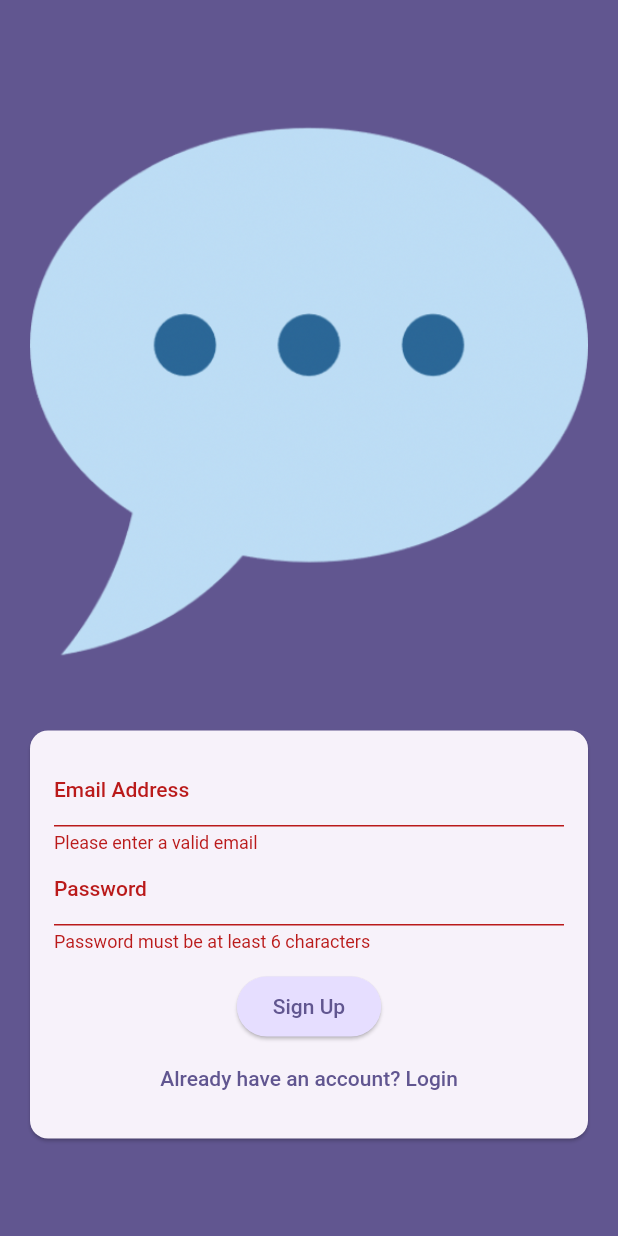
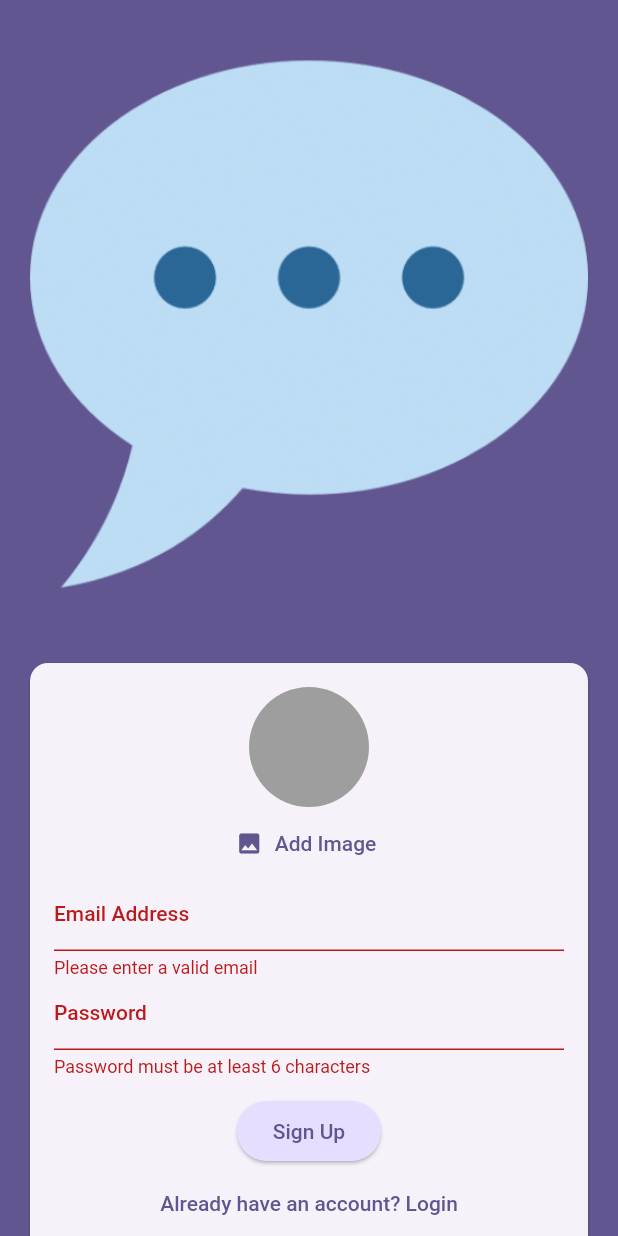
Before and after one commit to ivantrj/flutter_chat_app, a Flutter app: the screen it shows after launch, after a tap on "Login", after a tap on "Create an account", on a phone screen of 412 x 824 dp. Run offline on Flutter 3.47's test engine with Material 2 defaults, Android fonts, the phone set to English and light mode, and no system bars; our stand-ins replace firebase_auth, firebase_core, image_picker; accounts and stored records are empty.

Commit message:
add image picker for new users

```diff
--- a/lib/screens/auth.dart
+++ b/lib/screens/auth.dart
@@ -1,5 +1,6 @@
 import 'package:firebase_auth/firebase_auth.dart';
 import 'package:flutter/material.dart';
+import 'package:flutter_chat_app/widgets/user_image_picker.dart';
 
 final _firebase = FirebaseAuth.instance;
 
@@ -76,6 +77,7 @@ class _AuthScreenState extends State<AuthScreen> {
                       child: Column(
                         mainAxisSize: MainAxisSize.min,
                         children: [
+                          if (!_isLogin) const UserImagePicker(),
                           TextFormField(
                             decoration: const InputDecoration(
                               labelText: 'Email Address',
--- /dev/null
+++ b/lib/widgets/user_image_picker.dart
@@ -0,0 +1,48 @@
+import 'dart:io';
+
+import 'package:flutter/material.dart';
+import 'package:image_picker/image_picker.dart';
+
+class UserImagePicker extends StatefulWidget {
+  const UserImagePicker({super.key});
+
+  @override
+  State<UserImagePicker> createState() => _UserImagePickerState();
+}
+
+class _UserImagePickerState extends State<UserImagePicker> {
+  File? _pickedImageFile;
+
+  void _pickImage() async {
+    final pickedImage = await ImagePicker().pickImage(source: ImageSource.camera, imageQuality: 50, maxWidth: 150);
+
+    if (pickedImage == null) {
+      return;
+    }
+
+    setState(() {
+      _pickedImageFile = File(pickedImage.path);
+    });
+  }
+
+  @override
+  Widget build(BuildContext context) {
+    return Column(
+      children: [
+        CircleAvatar(
+          radius: 40,
+          backgroundColor: Colors.grey,
+          foregroundImage: _pickedImageFile != null ? FileImage(_pickedImageFile!) : null,
+        ),
+        TextButton.icon(
+          onPressed: _pickImage,
+          icon: const Icon(Icons.image),
+          label: Text(
+            'Add Image',
+            style: TextStyle(color: Theme.of(context).colorScheme.primary),
+          ),
+        )
+      ],
+    );
+  }
+}
--- a/pubspec.yaml
+++ b/pubspec.yaml
@@ -9,8 +9,10 @@ environment:
 dependencies:
   firebase_auth: ^4.14.0
   firebase_core: ^2.22.0
+  firebase_storage: ^11.5.1
   flutter:
     sdk: flutter
+  image_picker: ^1.0.4
 
 dev_dependencies:
   flutter_test:
```
Also changed, not shown: pubspec.lock, 5 other files.
